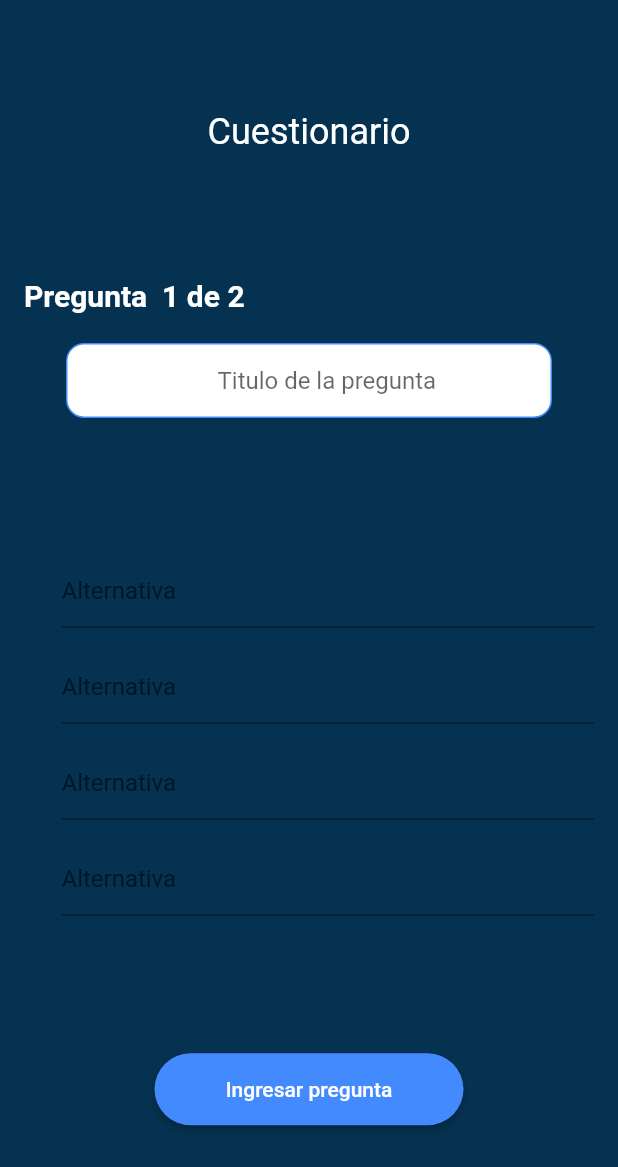
After one commit to NicoGomezG/unab_app_its, a Flutter app: the CreateForm screen opened directly, on a phone screen of 412 x 824 dp. The commit adds this screen. Shown: the top 1167 px of the screen. Run offline on Flutter 3.47's test engine with Material 2 defaults, Android fonts, the phone set to English and light mode, and no system bars.

Commit message:
Creacion cuestionario en la app

```diff
--- /dev/null
+++ b/lib/Pantallas/createForm.dart
@@ -0,0 +1,142 @@
+import 'package:flutter/material.dart';
+import 'package:unab_app_its/main.dart';
+import 'package:unab_app_its/Model/question_model.dart';
+ //unused
+
+
+class CreateForm extends StatefulWidget {
+  @override
+  State<CreateForm> createState() => _CreateFormState();
+}
+
+class _CreateFormState extends State<CreateForm> {
+  //define the datas
+  List<Question> questionList = getQuestions();
+  int currentQuestionIndex = 0;
+  int score = 0;
+  String _answer = '';
+  Answer? selectedAnswer;
+
+  @override
+  Widget build(BuildContext context) {
+    return Scaffold(
+      backgroundColor: const Color.fromARGB(255, 5, 50, 80),
+      body: Container(
+        margin: const EdgeInsets.symmetric(horizontal: 16, vertical: 32),
+        child:
+        Column(mainAxisAlignment: MainAxisAlignment.spaceAround, children: [
+          const Text(
+            "Cuestionario",
+            style: TextStyle(
+              color: Colors.white,
+              fontSize: 24,
+            ),
+          ),
+          _questionWidget(),
+          _answerList(),
+          _submitButton(),
+        ]),
+      ),
+    );
+  }
+
+  _questionWidget() {
+    return Column(
+      crossAxisAlignment: CrossAxisAlignment.start,
+      mainAxisAlignment: MainAxisAlignment.center,
+      children: [
+        Text(
+          "Pregunta  ${currentQuestionIndex + 1} de ${questionList.length
+              .toString()}",
+          style: const TextStyle(
+            color: Colors.white,
+            fontSize: 20,
+            fontWeight: FontWeight.w600,
+          ),
+        ),
+        const SizedBox(height: 20),
+
+        Padding(
+          padding: const EdgeInsets.symmetric(horizontal: 28.0),
+          child: Container(
+            decoration: BoxDecoration(
+              color: Colors.white,
+              border: Border.all(color: Colors.blueAccent),
+              borderRadius: BorderRadius.circular(12),
+            ),
+            child: Padding(
+              padding: const EdgeInsets.only(left: 100.0),
+              child: TextField(
+                decoration: InputDecoration(
+                  border: InputBorder.none,
+                  hintText: 'Titulo de la pregunta',
+                ),
+              ),
+            ),
+          ),
+        ),
+      ],
+    );
+  }
+
+  _answerList() {
+    return Column(
+      children: questionList[currentQuestionIndex]
+          .answersList
+          .map(
+            (e) => _answerButton(e),
+      )
+          .toList(),
+    );
+  }
+
+  Widget _answerButton(Answer answer) {
+    bool isSelected = answer == selectedAnswer;
+
+    return Container(
+        width: double.infinity,
+        margin: const EdgeInsets.symmetric(vertical: 8),
+        height: 48,
+        child: Padding(
+          padding: const EdgeInsets.only(left: 25.0),
+          child: TextFormField(
+            decoration: InputDecoration(labelText: 'Alternativa'),
+            /*validator: (value) {
+              if(value?.isEmpty){
+                return 'Todos los campos son requeridos para continuar';
+              }
+            },*/
+            onSaved: (value){
+             _answer = value ?? '';
+            },
+          ),
+        )
+    );
+  }
+
+  _submitButton() {
+    bool isLastQuestion = false;
+    if (currentQuestionIndex == questionList.length - 1) {
+      isLastQuestion = true;
+    }
+
+    return Container(
+      width: MediaQuery
+          .of(context)
+          .size
+          .width * 0.5,
+      height: 48,
+      child: ElevatedButton(
+        child: Text(
+            isLastQuestion ? "Finalizar cuestionario" : "Ingresar pregunta"),
+        style: ElevatedButton.styleFrom(
+          shape: const StadiumBorder(),
+          primary: Colors.blueAccent,
+          onPrimary: Colors.white,
+        ),
+        onPressed: () {},
+      ),
+    );
+  }
+
+}
--- a/lib/Pantallas/login_page.dart
+++ b/lib/Pantallas/login_page.dart
@@ -1,4 +1,6 @@
 import 'package:flutter/material.dart';
+import 'package:unab_app_its/Pantallas/Home.dart';
+import 'package:unab_app_its/Pantallas/createForm.dart';
 import 'package:unab_app_its/Pantallas/quiz_screen.dart';
 
 
@@ -23,7 +25,9 @@ class _LoginScreenState extends State<LoginScreen> {
                     fit: BoxFit.scaleDown,
                   ),
 
+
                   SizedBox(height: 25),
+
 
                   // Texto principal
                   Text(
@@ -33,6 +37,8 @@ class _LoginScreenState extends State<LoginScreen> {
                       fontSize: 24,
                     ),
                   ),
+
+
                   SizedBox(height: 50),
 
 
@@ -46,7 +52,7 @@ class _LoginScreenState extends State<LoginScreen> {
                         borderRadius: BorderRadius.circular(12),
                       ),
                       child: Padding(
-                    padding: const EdgeInsets.only(left: 150.0),
+                        padding: const EdgeInsets.only(left: 20.0),
                         child: TextField(
                           decoration: InputDecoration(
                             border: InputBorder.none,
@@ -59,7 +65,10 @@ class _LoginScreenState extends State<LoginScreen> {
 
                     ),
                   ),
+
+
                   SizedBox(height: 10),
+
 
                   //contraseña
                   Padding(
@@ -71,7 +80,7 @@ class _LoginScreenState extends State<LoginScreen> {
                         borderRadius: BorderRadius.circular(12),
                       ),
                       child: Padding(
-                    padding: const EdgeInsets.only(left: 140.0),
+                        padding: const EdgeInsets.only(left: 20.0),
                         child: TextField(
                           obscureText: true,
                           decoration: InputDecoration(
@@ -85,7 +94,10 @@ class _LoginScreenState extends State<LoginScreen> {
 
                     ),
                   ),
+
+
                   SizedBox(height: 10),
+
 
                   //boton
                   RawMaterialButton(
@@ -94,7 +106,7 @@ class _LoginScreenState extends State<LoginScreen> {
                         context,
                         MaterialPageRoute(
                             builder: (context) =>
-                        QuizScreen()), //ENVIAR A LA PANTALLA DE Cuestionario
+                                Home()), //ENVIAR A LA PANTALLA DE Cuestionario
                       );
                     },
 
@@ -115,17 +127,17 @@ class _LoginScreenState extends State<LoginScreen> {
                               ),
                             ),
                           )
-
                       ),
                     ),
                   ),
+
+
                   SizedBox(height: 10),
 
-              //olvidaste tu contraseña ???
+
                 ],
               ),
             )
-
 
 
         )
--- a/lib/Pantallas/quiz_screen.dart
+++ b/lib/Pantallas/quiz_screen.dart
@@ -1,6 +1,6 @@
 import 'package:flutter/material.dart';
 import 'package:unab_app_its/main.dart';
-import 'package:unab_app_its/question_model.dart';
+import 'package:unab_app_its/Model/question_model.dart';
 
 class QuizScreen extends StatefulWidget {
   @override
@@ -94,7 +94,7 @@ class _QuizScreenState extends State<QuizScreen> {
         child: Text(answer.answerText),
         style: ElevatedButton.styleFrom(
           shape: const StadiumBorder(),
-          primary: isSelected ? Colors.red : Colors.white,
+          primary: isSelected ? Colors.greenAccent : Colors.white,
           onPrimary: isSelected ? Colors.white : Colors.black,
         ),
         onPressed: () {
--- a/lib/main.dart
+++ b/lib/main.dart
@@ -1,4 +1,5 @@
 import 'package:flutter/material.dart';
+import 'package:unab_app_its/Pantallas/Home.dart';
 import 'package:unab_app_its/Pantallas/login_page.dart';
 import 'package:unab_app_its/Pantallas/quiz_screen.dart';
 
@@ -21,8 +22,8 @@ class MyApp extends StatelessWidget {
         primarySwatch: Colors.blue,
       ),
       home:  LoginScreen( //Inicio de app en login
-        ),
-      );
+      ),
+    );
 
 
   }
--- a/pubspec.yaml
+++ b/pubspec.yaml
@@ -36,6 +36,11 @@ dependencies:
   # The following adds the Cupertino Icons font to your application.
   # Use with the CupertinoIcons class for iOS style icons.
   cupertino_icons: ^1.0.2
+  font_awesome_flutter: ^10.2.1
+  provider: ^6.0.3
+  sqflite: ^2.1.0+1
+  shared_preferences: ^2.0.15
+  random_string: ^2.3.1
 
 dev_dependencies:
   flutter_test:
```
Also changed, not shown: lib/Model/question_model.dart (renamed from lib/question_model.dart), pubspec.lock, 2 other files. Lines whose indentation alone changed are shown as unchanged.
